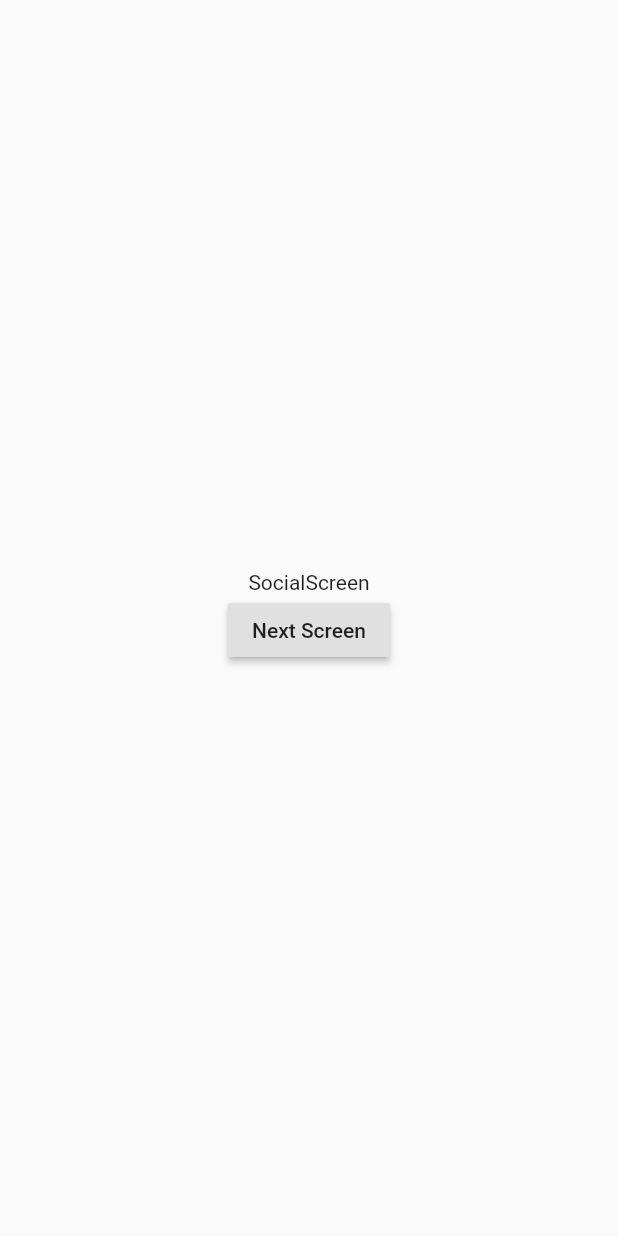
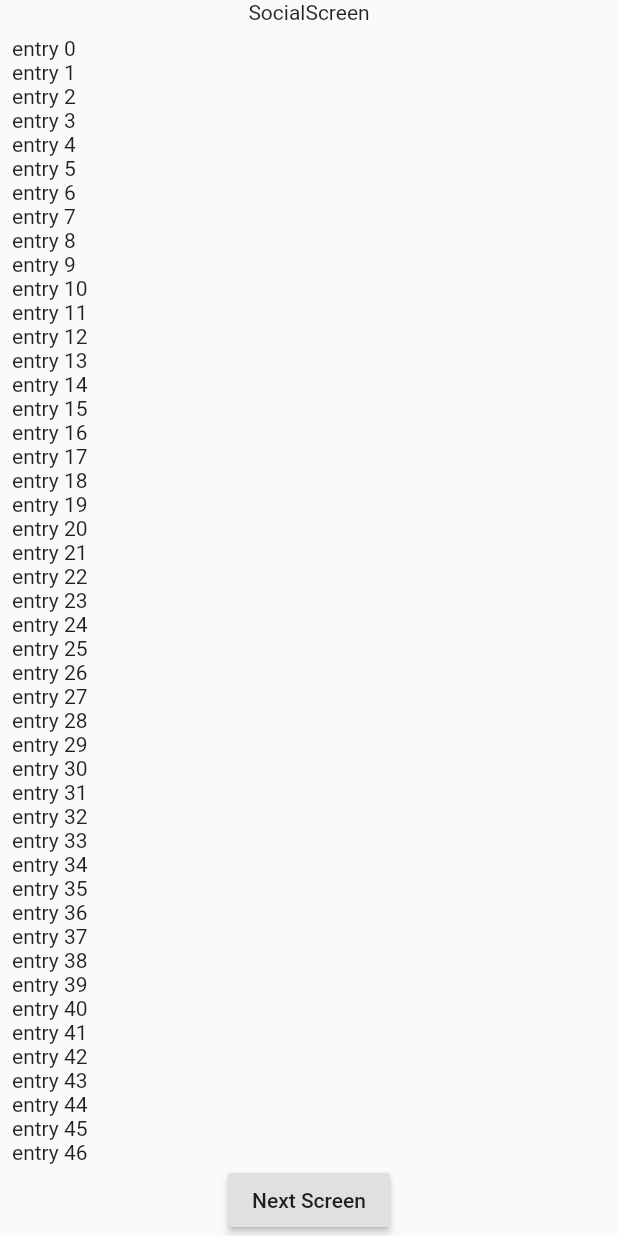
Before and after one commit to partnercloudsupport/Invite-MobileApp-Flutter, a Flutter app: the SocialScreen screen opened directly, on a phone screen of 412 x 824 dp. Run offline on Flutter 3.47's test engine with Material 2 defaults, Android fonts, the phone set to English and light mode, and no system bars; our stand-ins replace firebase_messaging, google_sign_in; missing offline and left inert: flutter_facebook_login; accounts and stored records are empty.

Commit message:
setup some parts navigation app

```diff
--- a/invite_vn/lib/features/home/social/social_screen.dart
+++ b/invite_vn/lib/features/home/social/social_screen.dart
@@ -1,4 +1,5 @@
 import 'package:flutter/material.dart';
+import 'package:invite_vn/statics/routes.dart';
 
 class SocialScreen extends StatefulWidget {
   SocialScreen({Key key}) : super(key: key);
@@ -11,18 +12,27 @@ class _StateSocialScreen extends State<SocialScreen> {
   @override
   Widget build(BuildContext context) {
     return Scaffold(
-      body: Center(
-        child: Column(
-          mainAxisSize: MainAxisSize.min,
+      body: Column(
+        ///NOTE: Must add PageStorageKey
+        key: PageStorageKey(Routes.SOCIAL),
         children: <Widget>[
           Text("SocialScreen"),
+          Flexible(
+            child: ListView.builder(
+              shrinkWrap: true,
+              padding: EdgeInsets.all(8.0),
+              itemCount: 100,
+              itemBuilder: (BuildContext context, int index) {
+                return Text('entry $index');
+              },
+            ),
+          ),
           RaisedButton(
-              onPressed: () => Navigator.of(context).pushNamed(""),
+            onPressed: () => Navigator.of(context).pushNamed(Routes.JOIN_INVITATION),
             child: Text("Next Screen"),
           )
         ],
       ),
-      ),
     );
   }
 }
--- a/invite_vn/lib/statics/routes.dart
+++ b/invite_vn/lib/statics/routes.dart
@@ -1,10 +1,31 @@
 class Routes {
+
+  ////START UP
   static const SPLASH = "/";
   static const ON_BOARDING = "/on_boarding";
   static const LOGIN = "/login";
+
+  ////HOME
   static const HOME = "/home";
+
+  //// SOCIAL
   static const SOCIAL = "/social";
+  static const JOIN_INVITATION = "/join_invitation";
+
+  //// WAITING
   static const WAITING = "/waiting";
+  static const WAITING_JOIN_INVITATION = "/waiting_join_invitation";
+  static const ACCEPTED_INVITATION = "/accepted_invitation";
+
+  //// PERSONAL
   static const PERSONAL = "/personal";
+  static const CREATE_INVITATION = "/create_invitation";
+  static const EDIT_INVITATION = "/edit_invitation";
+
+  //// PROFILE SETTING
   static const PROFILE_SETTING = "/profile_setting";
+  static const EDIT_PROFILE = "/edit_profile";
+  static const SEND_FEEDBACK = "/send_feedback";
+  static const INVITE_USE_APP = "/invite_use_app";
+  static const LOGOUT = "/logout";
 }
```
Also changed, not shown: invite_vn/lib/features/home/personal/personal_screen.dart (+15 -4 lines), invite_vn/lib/features/home/social/join_invitation_screen.dart (added, +28 -0 lines), invite_vn/lib/main.dart (+82 -79 lines), 1 other file. Lines whose indentation alone changed are shown as unchanged.
